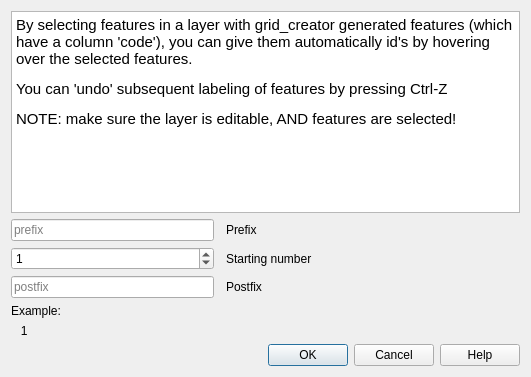
This is FeatureGridCreator/grid_creator_labeler.ui in rduivenvoorde/featuregridcreator as Qt 5 draws it before an edit. The edited form follows.
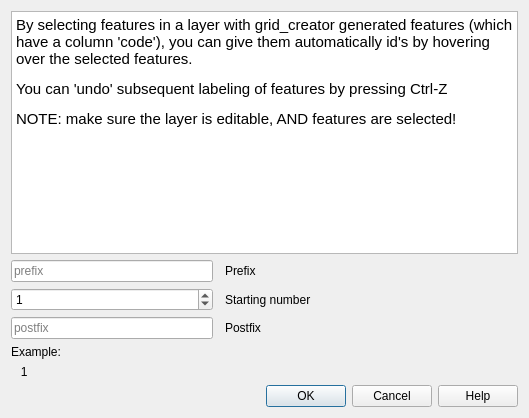
This is the edited form.

Patch:
```diff
--- a/FeatureGridCreator/grid_creator_labeler.ui
+++ b/FeatureGridCreator/grid_creator_labeler.ui
@@ -9,8 +9,8 @@
    <rect>
     <x>0</x>
     <y>0</y>
-    <width>531</width>
-    <height>377</height>
+    <width>529</width>
+    <height>418</height>
    </rect>
   </property>
   <property name="windowTitle">
```
